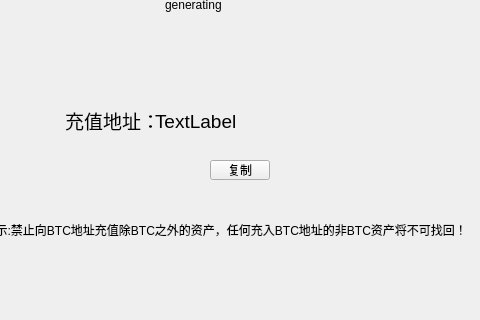
The window that depositpage/DepositQrcodeWidget.ui (HcashOrg/hx-indicator) describes before a commit, drawn with Qt 5; both pictures show x 145 to 625 and y 130 to 450 of the 770 by 450 pixel window.
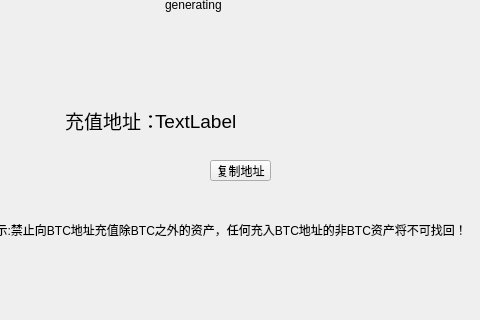
The same window after the commit.

The edit to the form file:
```diff
--- a/depositpage/DepositQrcodeWidget.ui
+++ b/depositpage/DepositQrcodeWidget.ui
@@ -80,12 +80,18 @@
     <rect>
      <x>355</x>
      <y>290</y>
-     <width>60</width>
-     <height>20</height>
+     <width>61</width>
+     <height>21</height>
     </rect>
    </property>
+   <property name="font">
+    <font>
+     <family>Leelawadee UI</family>
+     <pointsize>9</pointsize>
+    </font>
+   </property>
    <property name="text">
-    <string>复制</string>
+    <string>复制地址</string>
    </property>
   </widget>
  </widget>
```
